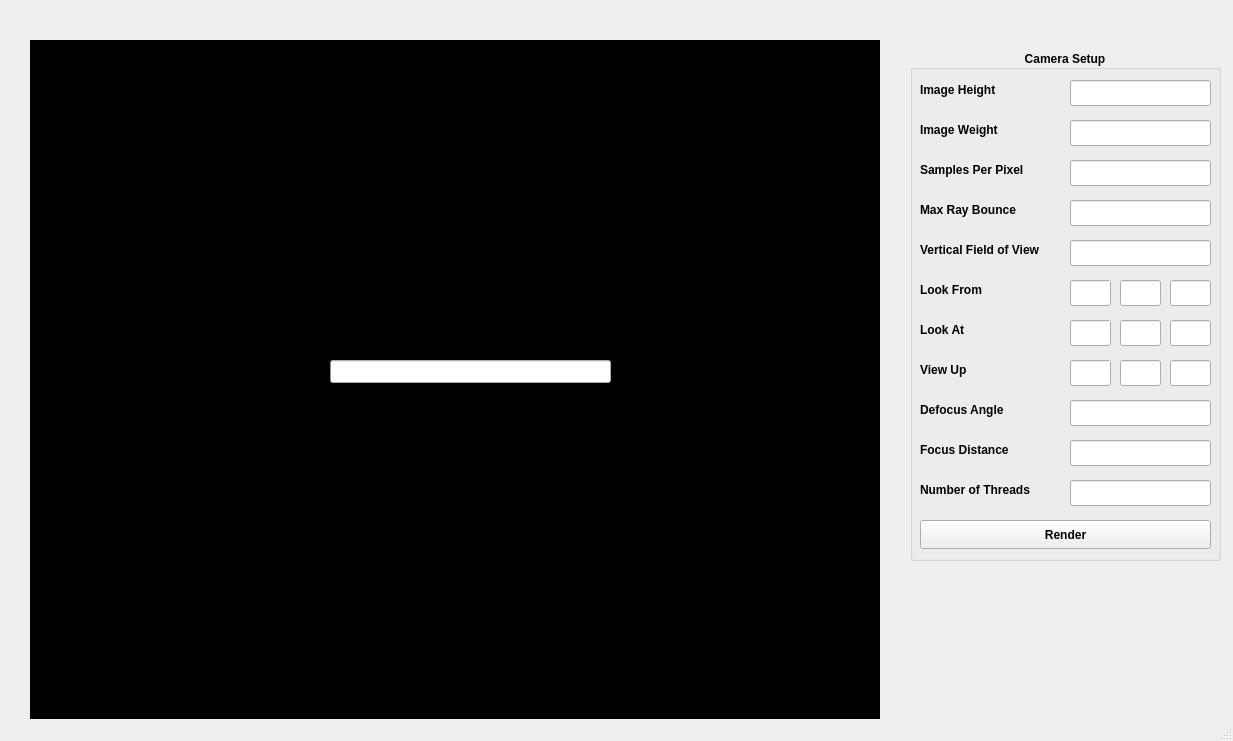
Before: the Qt Designer form ui/mainwindow.ui in kostanya/rayjack, drawn with Qt 5.
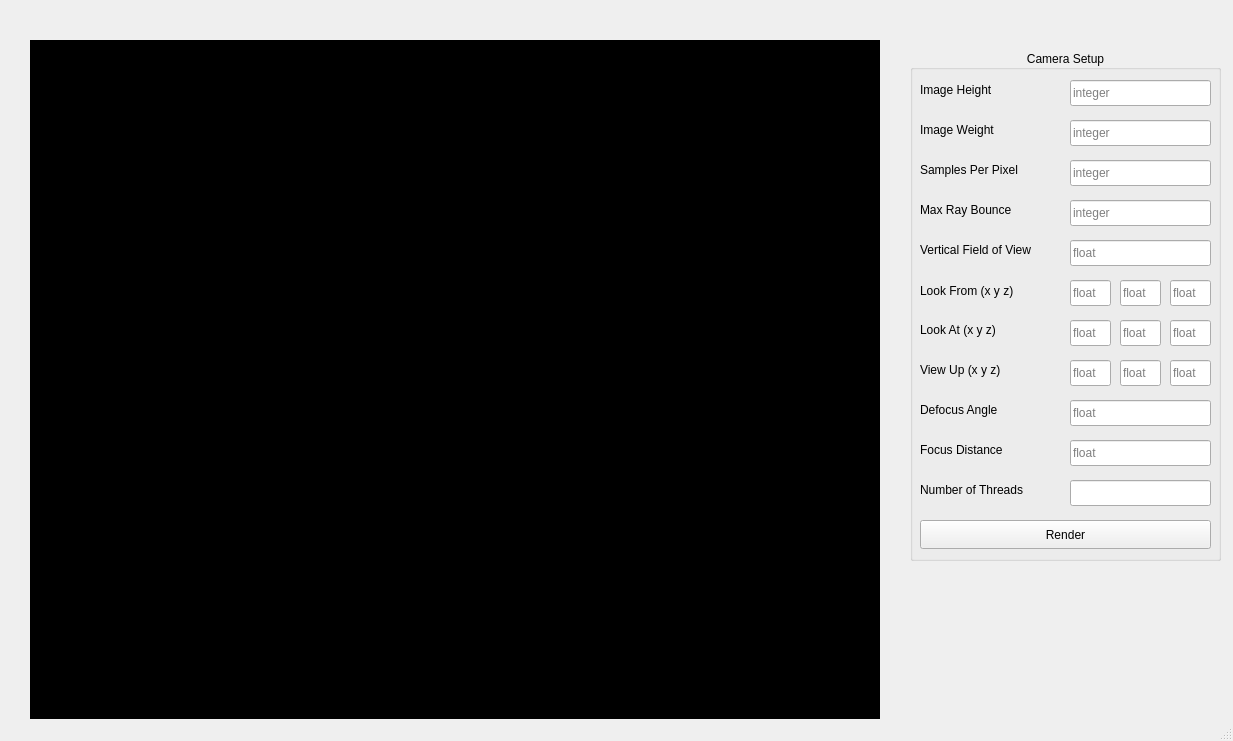
After: the same form once the commit is applied.

Commit message: connected ui to backend

```diff
--- a/ui/mainwindow.ui
+++ b/ui/mainwindow.ui
@@ -42,9 +42,7 @@
      </sizepolicy>
     </property>
     <property name="font">
-     <font>
-      <weight>75</weight>
-     </font>
+     <font/>
     </property>
     <property name="layoutDirection">
      <enum>Qt::LeftToRight</enum>
@@ -91,7 +89,6 @@
        <underline>false</underline>
        <strikeout>false</strikeout>
        <kerning>true</kerning>
-       <weight>75</weight>
       </font>
      </property>
      <property name="styleSheet">
@@ -110,6 +107,9 @@
        <height>26</height>
       </rect>
      </property>
+     <property name="placeholderText">
+      <string>integer</string>
+     </property>
     </widget>
     <widget class="QLineEdit" name="lineEdit_3">
      <property name="geometry">
@@ -120,6 +120,9 @@
        <height>26</height>
       </rect>
      </property>
+     <property name="placeholderText">
+      <string>integer</string>
+     </property>
     </widget>
     <widget class="QLineEdit" name="lineEdit_4">
      <property name="geometry">
@@ -130,6 +133,9 @@
        <height>26</height>
       </rect>
      </property>
+     <property name="placeholderText">
+      <string>integer</string>
+     </property>
     </widget>
     <widget class="QLineEdit" name="lineEdit_6">
      <property name="geometry">
@@ -140,6 +146,9 @@
        <height>26</height>
       </rect>
      </property>
+     <property name="placeholderText">
+      <string>float</string>
+     </property>
     </widget>
     <widget class="QLineEdit" name="lineEdit_10">
      <property name="geometry">
@@ -150,6 +159,9 @@
        <height>26</height>
       </rect>
      </property>
+     <property name="placeholderText">
+      <string>integer</string>
+     </property>
     </widget>
     <widget class="QLineEdit" name="lineEdit_11">
      <property name="geometry">
@@ -160,6 +172,18 @@
        <height>26</height>
       </rect>
      </property>
+     <property name="toolTip">
+      <string/>
+     </property>
+     <property name="autoFillBackground">
+      <bool>false</bool>
+     </property>
+     <property name="locale">
+      <locale language="Turkish" country="Turkey"/>
+     </property>
+     <property name="placeholderText">
+      <string>float</string>
+     </property>
     </widget>
     <widget class="QLineEdit" name="lineEdit_9">
      <property name="geometry">
@@ -170,6 +194,9 @@
        <height>26</height>
       </rect>
      </property>
+     <property name="placeholderText">
+      <string>float</string>
+     </property>
     </widget>
     <widget class="QLineEdit" name="lineEdit_8">
      <property name="geometry">
@@ -180,6 +207,9 @@
        <height>26</height>
       </rect>
      </property>
+     <property name="placeholderText">
+      <string>float</string>
+     </property>
     </widget>
     <widget class="QLineEdit" name="lineEdit_7">
      <property name="geometry">
@@ -190,6 +220,9 @@
        <height>26</height>
       </rect>
      </property>
+     <property name="placeholderText">
+      <string>float</string>
+     </property>
     </widget>
     <widget class="QLineEdit" name="lineEdit_12">
      <property name="geometry">
@@ -200,6 +233,9 @@
        <height>26</height>
       </rect>
      </property>
+     <property name="placeholderText">
+      <string>float</string>
+     </property>
     </widget>
     <widget class="QLineEdit" name="lineEdit_13">
      <property name="geometry">
@@ -228,7 +264,6 @@
        <underline>false</underline>
        <strikeout>false</strikeout>
        <kerning>true</kerning>
-       <weight>75</weight>
       </font>
      </property>
      <property name="styleSheet">
@@ -255,7 +290,6 @@
        <underline>false</underline>
        <strikeout>false</strikeout>
        <kerning>true</kerning>
-       <weight>75</weight>
       </font>
      </property>
      <property name="styleSheet">
@@ -282,14 +316,13 @@
        <underline>false</underline>
        <strikeout>false</strikeout>
        <kerning>true</kerning>
-       <weight>75</weight>
       </font>
      </property>
      <property name="styleSheet">
       <string notr="true"/>
      </property>
      <property name="text">
-      <string>View Up</string>
+      <string>View Up (x y z)</string>
      </property>
     </widget>
     <widget class="QLabel" name="label_5">
@@ -309,14 +342,13 @@
        <underline>false</underline>
        <strikeout>false</strikeout>
        <kerning>true</kerning>
-       <weight>75</weight>
       </font>
      </property>
      <property name="styleSheet">
       <string notr="true"/>
      </property>
      <property name="text">
-      <string>Look At</string>
+      <string>Look At (x y z)</string>
      </property>
     </widget>
     <widget class="QLabel" name="label_6">
@@ -325,7 +357,7 @@
        <x>10</x>
        <y>230</y>
        <width>141</width>
-       <height>20</height>
+       <height>21</height>
       </rect>
      </property>
      <property name="font">
@@ -336,14 +368,13 @@
        <underline>false</underline>
        <strikeout>false</strikeout>
        <kerning>true</kerning>
-       <weight>75</weight>
       </font>
      </property>
      <property name="styleSheet">
       <string notr="true"/>
      </property>
      <property name="text">
-      <string>Look From</string>
+      <string>Look From (x y z)</string>
      </property>
     </widget>
     <widget class="QLabel" name="label_7">
@@ -363,14 +394,13 @@
        <underline>false</underline>
        <strikeout>false</strikeout>
        <kerning>true</kerning>
-       <weight>75</weight>
       </font>
      </property>
      <property name="styleSheet">
       <string notr="true"/>
      </property>
      <property name="text">
-      <string>Vertical Field of View</string>
+      <string>Vertical Field of View </string>
      </property>
     </widget>
     <widget class="QLabel" name="label_8">
@@ -390,14 +420,13 @@
        <underline>false</underline>
        <strikeout>false</strikeout>
        <kerning>true</kerning>
-       <weight>75</weight>
       </font>
      </property>
      <property name="styleSheet">
       <string notr="true"/>
      </property>
      <property name="text">
-      <string>Max Ray Bounce</string>
+      <string>Max Ray Bounce </string>
      </property>
     </widget>
     <widget class="QLabel" name="label_9">
@@ -417,14 +446,13 @@
        <underline>false</underline>
        <strikeout>false</strikeout>
        <kerning>true</kerning>
-       <weight>75</weight>
       </font>
      </property>
      <property name="styleSheet">
       <string notr="true"/>
      </property>
      <property name="text">
-      <string>Samples Per Pixel</string>
+      <string>Samples Per Pixel </string>
      </property>
     </widget>
     <widget class="QLabel" name="label_10">
@@ -444,14 +472,13 @@
        <underline>false</underline>
        <strikeout>false</strikeout>
        <kerning>true</kerning>
-       <weight>75</weight>
       </font>
      </property>
      <property name="styleSheet">
       <string notr="true"/>
      </property>
      <property name="text">
-      <string>Image Weight</string>
+      <string>Image Weight </string>
      </property>
     </widget>
     <widget class="QLabel" name="label_11">
@@ -471,14 +498,13 @@
        <underline>false</underline>
        <strikeout>false</strikeout>
        <kerning>true</kerning>
-       <weight>75</weight>
       </font>
      </property>
      <property name="styleSheet">
       <string notr="true"/>
      </property>
      <property name="text">
-      <string>Image Height</string>
+      <string>Image Height </string>
      </property>
     </widget>
     <widget class="QLineEdit" name="lineEdit_14">
@@ -493,6 +519,9 @@
      <property name="text">
       <string/>
      </property>
+     <property name="placeholderText">
+      <string>float</string>
+     </property>
     </widget>
     <widget class="QLineEdit" name="lineEdit_15">
      <property name="geometry">
@@ -503,6 +532,9 @@
        <height>26</height>
       </rect>
      </property>
+     <property name="placeholderText">
+      <string>float</string>
+     </property>
     </widget>
     <widget class="QLineEdit" name="lineEdit_16">
      <property name="geometry">
@@ -513,6 +545,9 @@
        <height>26</height>
       </rect>
      </property>
+     <property name="placeholderText">
+      <string>float</string>
+     </property>
     </widget>
     <widget class="QLineEdit" name="lineEdit_17">
      <property name="geometry">
@@ -523,6 +558,9 @@
        <height>26</height>
       </rect>
      </property>
+     <property name="placeholderText">
+      <string>float</string>
+     </property>
     </widget>
     <widget class="QLineEdit" name="lineEdit_18">
      <property name="geometry">
@@ -533,6 +571,9 @@
        <height>26</height>
       </rect>
      </property>
+     <property name="placeholderText">
+      <string>float</string>
+     </property>
     </widget>
     <widget class="QLineEdit" name="lineEdit_19">
      <property name="geometry">
@@ -543,6 +584,9 @@
        <height>26</height>
       </rect>
      </property>
+     <property name="placeholderText">
+      <string>float</string>
+     </property>
     </widget>
    </widget>
    <widget class="QLabel" name="image">
@@ -575,24 +619,8 @@
     <property name="text">
      <string/>
     </property>
-   </widget>
-   <widget class="QProgressBar" name="progressBar">
-    <property name="geometry">
-     <rect>
-      <x>330</x>
-      <y>360</y>
-      <width>281</width>
-      <height>23</height>
-     </rect>
-    </property>
-    <property name="styleSheet">
-     <string notr="true">color:rgb(255, 255, 255)</string>
-    </property>
-    <property name="value">
-     <number>0</number>
-    </property>
-    <property name="textVisible">
-     <bool>true</bool>
+    <property name="alignment">
+     <set>Qt::AlignCenter</set>
     </property>
    </widget>
   </widget>
```
Left out of the diff: 78 changed lines with no effect on the pictures. The commit also changes 5 other files.
